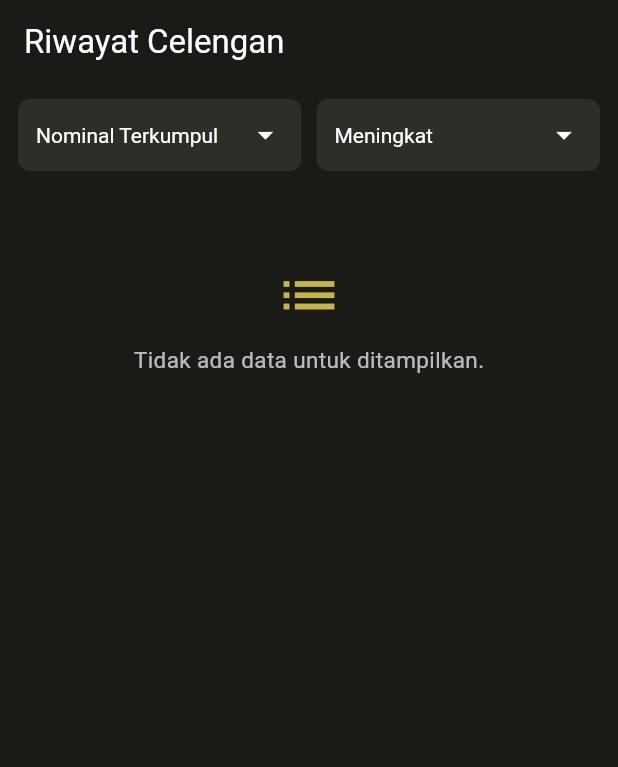
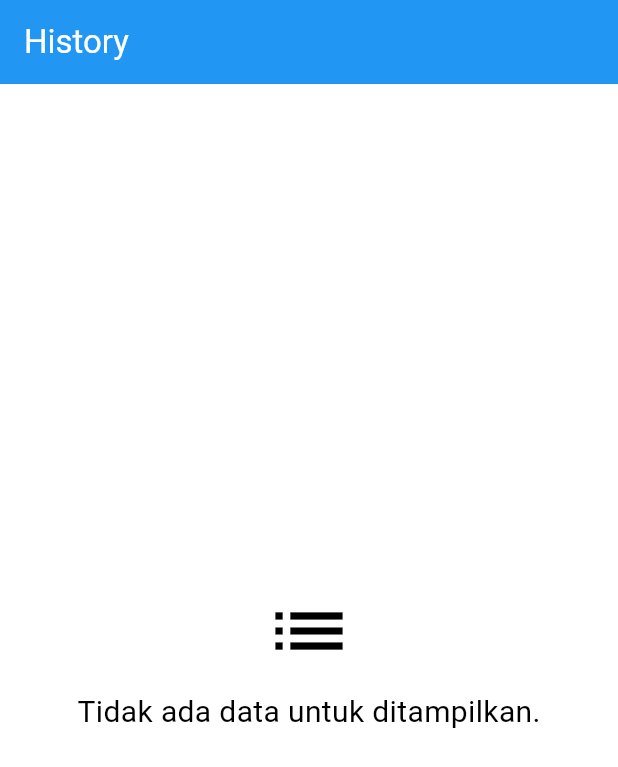
Before and after one commit to jeremiahsitinjak/tubes_monas, a Flutter app: the HistoryPage screen opened directly, on a phone screen of 412 x 824 dp. Shown: the top 767 px of the screen. Run offline on Flutter 3.47's test engine with Material 3 defaults, Android fonts, the light colour scheme and no system bars.

Commit message:
perbaikan frontend

```diff
--- a/lib/landing_page.dart
+++ b/lib/landing_page.dart
@@ -26,7 +26,7 @@ class LandingPage extends StatelessWidget {
                       width: 150.0,
                       height: 150.0,
                       decoration: BoxDecoration(
-                        color: Colors.blueAccent,
+                        color: Colors.blue,
                         shape: BoxShape.circle,
                       ),
 
@@ -47,12 +47,12 @@ class LandingPage extends StatelessWidget {
                       style: TextStyle(
                         fontSize: 36,
                         fontWeight: FontWeight.bold,
-                        color: Colors.black87,
+                        color: Colors.black,
                       ),
                     ),
                     const SizedBox(height: 15),
                     Text(
-                      'Mari berkontribusi dan ciptakan perubahan nyata bersama kami.',
+                      'Mari menabung untuk masa depan yang lebih cerah.',
                       textAlign: TextAlign.center,
                       style: TextStyle(
                         fontSize: 16,
--- a/lib/user/history.dart
+++ b/lib/user/history.dart
@@ -25,14 +25,14 @@ class _HistoryPageState extends State<HistoryPage> {
   @override
   Widget build(BuildContext context) {
     return Scaffold(
-      backgroundColor: const Color(0xFF1A1A17),
+      backgroundColor: Colors.white,
 
       appBar: AppBar(
-        backgroundColor: const Color(0xFF1A1A17),
+        backgroundColor: Colors.blue,
         elevation: 0,
         automaticallyImplyLeading: false, // HILANGKAN TOMBOL BACK
         title: const Text(
-          "Riwayat Celengan",
+          "History",
           style: TextStyle(color: Colors.white),
         ),
       ),
@@ -44,92 +44,98 @@ class _HistoryPageState extends State<HistoryPage> {
   Widget buildListContent() {
     return Column(
       children: [
-        const SizedBox(height: 10),
+        // const SizedBox(height: 20),
 
         // Dropdown filter
-        Padding(
-          padding: const EdgeInsets.symmetric(horizontal: 12),
-          child: Row(
-            children: [
-              Expanded(child: buildDropdownNominal()),
-              const SizedBox(width: 10),
-              Expanded(child: buildDropdownUrutan()),
-            ],
-          ),
-        ),
-
-        const SizedBox(height: 60),
+        // Padding(
+        //   padding: const EdgeInsets.symmetric(horizontal: 12),
+        //   child: Row(
+        //     children: [
+        //       Expanded(child: buildDropdownNominal()),
+        //       const SizedBox(width: 10),
+        //       Expanded(child: buildDropdownUrutan()),
+        //     ],
+        //   ),
+        // ),
 
         // Empty state
-        Column(
-          children: [
-            Icon(Icons.list, color: const Color(0xFFC3B54A), size: 45),
-            const SizedBox(height: 10),
-            const Text(
-              "Tidak ada data untuk ditampilkan.",
-              style: TextStyle(color: Colors.white70, fontSize: 15),
+        Expanded(
+          child: Center(
+            child: Column(
+              mainAxisAlignment: MainAxisAlignment.center,
+              crossAxisAlignment: CrossAxisAlignment.center,
+              children: [
+                const Icon(Icons.list, color: Colors.black, size: 60),
+                const SizedBox(height: 10),
+                const Text(
+                  "Tidak ada data untuk ditampilkan.",
+                  style: TextStyle(color: Colors.black, fontSize: 20),
+                ),
+              ],
             ),
-          ],
+          ),
         ),
       ],
     );
   }
 
-  Widget buildDropdownNominal() {
-    return Container(
-      padding: const EdgeInsets.symmetric(horizontal: 12),
-      decoration: BoxDecoration(
-        color: const Color(0xFF2E2E28),
-        borderRadius: BorderRadius.circular(8),
-      ),
-      child: DropdownButtonHideUnderline(
-        child: DropdownButton<String>(
-          value: _filterNominal,
-          dropdownColor: const Color(0xFF2E2E28),
-          icon: const Icon(Icons.arrow_drop_down, color: Colors.white),
-          style: const TextStyle(color: Colors.white),
-          items: nominalList.map((value) {
-            return DropdownMenuItem(
-              value: value,
-              child: Text(value, style: const TextStyle(color: Colors.white)),
-            );
-          }).toList(),
-          onChanged: (value) {
-            setState(() {
-              _filterNominal = value!;
-            });
-          },
-        ),
-      ),
-    );
-  }
+  // Widget buildDropdownNominal() {
+  //   return Container(
+  //     padding: const EdgeInsets.symmetric(horizontal: 12),
+  //     decoration: BoxDecoration(
+  //       color: Colors.blue,
+  //       borderRadius: BorderRadius.circular(8),
+  //     ),
+  //     child: DropdownButtonHideUnderline(
+  //       child: DropdownButton<String>(
+  //         value: _filterNominal,
+  //         dropdownColor: Colors.blue,
+  //         borderRadius: BorderRadius.circular(8),
+  //         icon: const Icon(Icons.arrow_drop_down, color: Colors.white),
+  //         style: const TextStyle(color: Colors.white),
+  //         items: nominalList.map((value) {
+  //           return DropdownMenuItem(
+  //             value: value,
+  //             child: Text(value, style: const TextStyle(color: Colors.white)),
+  //           );
+  //         }).toList(),
+  //         onChanged: (value) {
+  //           setState(() {
+  //             _filterNominal = value!;
+  //           });
+  //         },
+  //       ),
+  //     ),
+  //   );
+  // }
 
-  Widget buildDropdownUrutan() {
-    return Container(
-      padding: const EdgeInsets.symmetric(horizontal: 12),
-      decoration: BoxDecoration(
-        color: const Color(0xFF2E2E28),
-        borderRadius: BorderRadius.circular(8),
-      ),
-      child: DropdownButtonHideUnderline(
-        child: DropdownButton<String>(
-          value: _filterUrutan,
-          dropdownColor: const Color(0xFF2E2E28),
-          icon: const Icon(Icons.arrow_drop_down, color: Colors.white),
-          style: const TextStyle(color: Colors.white),
-          items: urutanList.map((value) {
-            return DropdownMenuItem(
-              value: value,
-              child: Text(value, style: const TextStyle(color: Colors.white)),
-            );
-          }).toList(),
-          onChanged: (value) {
-            setState(() {
-              _filterUrutan = value!;
-            });
-          },
-        ),
-      ),
-    );
-  }
+  // Widget buildDropdownUrutan() {
+  //   return Container(
+  //     padding: const EdgeInsets.symmetric(horizontal: 12),
+  //     decoration: BoxDecoration(
+  //       color: Colors.blue,
+  //       borderRadius: BorderRadius.circular(8),
+  //     ),
+  //     child: DropdownButtonHideUnderline(
+  //       child: DropdownButton<String>(
+  //         value: _filterUrutan,
+  //         dropdownColor: Colors.blue,
+  //         borderRadius: BorderRadius.circular(8),
+  //         icon: const Icon(Icons.arrow_drop_down, color: Colors.white),
+  //         style: const TextStyle(color: Colors.white),
+  //         items: urutanList.map((value) {
+  //           return DropdownMenuItem(
+  //             value: value,
+  //             child: Text(value, style: const TextStyle(color: Colors.white)),
+  //           );
+  //         }).toList(),
+  //         onChanged: (value) {
+  //           setState(() {
+  //             _filterUrutan = value!;
+  //           });
+  //         },
+  //       ),
+  //     ),
+  //   );
+  // }
 }
--- a/lib/user/nav.dart
+++ b/lib/user/nav.dart
@@ -30,6 +30,8 @@ class _NavPageState extends State<NavPage> {
             _selectedIndex = index;
           });
         },
+        selectedItemColor: Colors.blueAccent, // Mengatur warna item yang dipilih menjadi biru
+        unselectedItemColor: Colors.grey, // Opsional: Mengatur warna item yang tidak dipilih
         items: const [
           BottomNavigationBarItem(
             icon: Icon(Icons.home),
```
Also changed, not shown: lib/login_page.dart (+33 -27 lines), lib/user/home.dart (+12 -16 lines), lib/user/profile.dart (+71 -8 lines).
